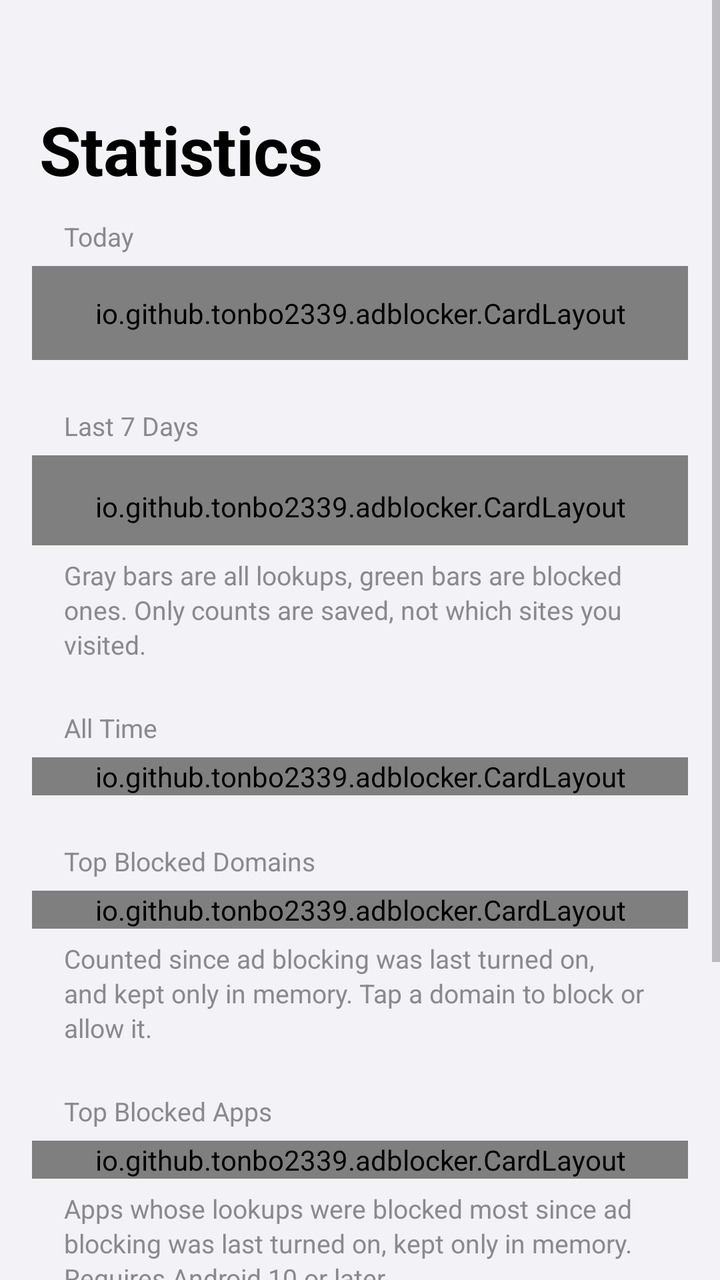
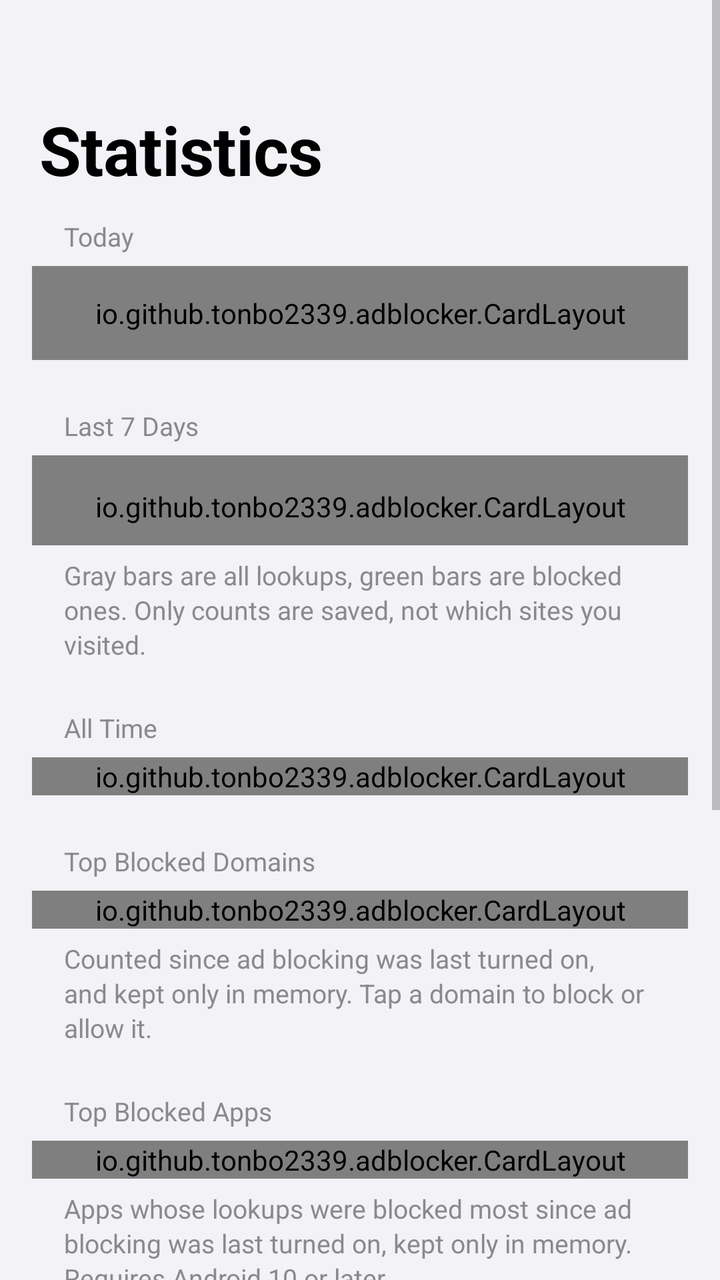

The first picture is an Android layout as it rendered before a commit; the second is the same layout after the commit. The layout source and the unified diff follow.
<!-- AndroidManifest.xml: application theme Theme.AdBlocker -->
<!-- res/layout/page_stats.xml -->
<?xml version="1.0" encoding="utf-8"?>
<ScrollView xmlns:android="http://schemas.android.com/apk/res/android"
    android:layout_width="match_parent"
    android:layout_height="match_parent"
    android:clipToPadding="false">

    <LinearLayout
        android:layout_width="match_parent"
        android:layout_height="wrap_content"
        android:orientation="vertical"
        android:paddingHorizontal="16dp"
        android:paddingBottom="32dp">

        <TextView
            android:id="@+id/statsTitle"
            style="@style/LargeTitle"
            android:layout_width="wrap_content"
            android:layout_height="wrap_content"
            android:layout_marginStart="4dp"
            android:layout_marginTop="52dp"
            android:text="@string/tab_stats" />

        
        <TextView
            style="@style/SectionHeader"
            android:layout_width="wrap_content"
            android:layout_height="wrap_content"
            android:layout_marginTop="12dp"
            android:text="@string/section_today" />

        <io.github.tonbo2339.adblocker.CardLayout
            style="@style/Card"
            android:orientation="horizontal"
            android:paddingVertical="14dp">

            <LinearLayout style="@style/StatColumn">

                <TextView
                    android:id="@+id/todayBlocked"
                    style="@style/StatNumber"
                    android:textColor="@color/sys_green" />

                <TextView
                    style="@style/StatLabel"
                    android:text="@string/stat_blocked" />
            </LinearLayout>

            <View style="@style/StatDivider" />

            <LinearLayout style="@style/StatColumn">

                <TextView
                    android:id="@+id/todayQueries"
                    style="@style/StatNumber" />

                <TextView
                    style="@style/StatLabel"
                    android:text="@string/stat_queries" />
            </LinearLayout>

            <View style="@style/StatDivider" />

            <LinearLayout style="@style/StatColumn">

                <TextView
                    android:id="@+id/todayRate"
                    style="@style/StatNumber" />

                <TextView
                    style="@style/StatLabel"
                    android:text="@string/stat_rate" />
            </LinearLayout>
        </io.github.tonbo2339.adblocker.CardLayout>

        
        <TextView
            style="@style/SectionHeader"
            android:layout_width="wrap_content"
            android:layout_height="wrap_content"
            android:text="@string/section_week" />

        <io.github.tonbo2339.adblocker.CardLayout
            style="@style/Card"
            android:paddingHorizontal="12dp"
            android:paddingTop="16dp"
            android:paddingBottom="10dp">

            <io.github.tonbo2339.adblocker.BarChartView
                android:id="@+id/weekChart"
                android:layout_width="match_parent"
                android:layout_height="150dp" />

            <TextView
                android:id="@+id/weekSummary"
                android:layout_width="match_parent"
                android:layout_height="wrap_content"
                android:layout_marginTop="8dp"
                android:gravity="center"
                android:textColor="@color/label_secondary"
                android:textSize="13sp" />
        </io.github.tonbo2339.adblocker.CardLayout>

        <TextView
            style="@style/SectionFooter"
            android:layout_width="match_parent"
            android:layout_height="wrap_content"
            android:text="@string/week_footer" />

        
        <TextView
            style="@style/SectionHeader"
            android:layout_width="wrap_content"
            android:layout_height="wrap_content"
            android:text="@string/section_total" />

        <io.github.tonbo2339.adblocker.CardLayout style="@style/Card">

            <LinearLayout style="@style/Row">

                <TextView
                    style="@style/RowTitle"
                    android:text="@string/stat_blocked" />

                <TextView
                    android:id="@+id/totalBlocked"
                    style="@style/RowValue"
                    android:fontFeatureSettings="tnum" />
            </LinearLayout>

            <View style="@style/Separator" />

            <LinearLayout style="@style/Row">

                <TextView
                    style="@style/RowTitle"
                    android:text="@string/stat_queries" />

                <TextView
                    android:id="@+id/totalQueries"
                    style="@style/RowValue"
                    android:fontFeatureSettings="tnum" />
            </LinearLayout>

            <View style="@style/Separator" />

            <LinearLayout style="@style/Row">

                <TextView
                    style="@style/RowTitle"
                    android:text="@string/stat_since" />

                <TextView
                    android:id="@+id/totalSince"
                    style="@style/RowValue" />
            </LinearLayout>
        </io.github.tonbo2339.adblocker.CardLayout>

        
        <TextView
            style="@style/SectionHeader"
            android:layout_width="wrap_content"
            android:layout_height="wrap_content"
            android:text="@string/section_top_domains" />

        <io.github.tonbo2339.adblocker.CardLayout
            android:id="@+id/topDomains"
            style="@style/Card" />

        <TextView
            style="@style/SectionFooter"
            android:layout_width="match_parent"
            android:layout_height="wrap_content"
            android:text="@string/top_domains_footer" />

        
        <TextView
            style="@style/SectionHeader"
            android:layout_width="wrap_content"
            android:layout_height="wrap_content"
            android:text="@string/section_top_apps" />

        <io.github.tonbo2339.adblocker.CardLayout
            android:id="@+id/topApps"
            style="@style/Card" />

        <TextView
            style="@style/SectionFooter"
            android:layout_width="match_parent"
            android:layout_height="wrap_content"
            android:text="@string/top_apps_footer" />

        
        <TextView
            style="@style/SectionHeader"
            android:layout_width="wrap_content"
            android:layout_height="wrap_content"
            android:text="@string/section_by_list" />

        <io.github.tonbo2339.adblocker.CardLayout
            android:id="@+id/byList"
            style="@style/Card" />

        <TextView
            style="@style/SectionFooter"
            android:layout_width="match_parent"
            android:layout_height="wrap_content"
            android:text="@string/by_list_footer" />

        <io.github.tonbo2339.adblocker.CardLayout
            style="@style/Card"
            android:layout_marginTop="28dp">

            <LinearLayout
                android:id="@+id/resetRow"
                style="@style/Row.Clickable">

                <TextView
                    style="@style/RowTitle"
                    android:gravity="center"
                    android:text="@string/stats_reset"
                    android:textColor="@color/sys_red" />
            </LinearLayout>
        </io.github.tonbo2339.adblocker.CardLayout>
    </LinearLayout>
</ScrollView>
<!-- resources referenced by this layout -->
<resources>
  <color name="label_secondary">#8A8A8E</color>
  <color name="sys_green">#34C759</color>
  <color name="sys_red">#FF3B30</color>
  <string name="by_list_footer">How many of this session\'s blocks each list covers, counting domains that are in the lists. A domain that is in several lists counts for each of them.</string>
  <string name="section_by_list">By Blocklist</string>
  <string name="section_today">Today</string>
  <string name="section_top_apps">Top Blocked Apps</string>
  <string name="section_top_domains">Top Blocked Domains</string>
  <string name="section_total">All Time</string>
  <string name="section_week">Last 7 Days</string>
  <string name="stat_blocked">Blocked</string>
  <string name="stat_queries">Queries</string>
  <string name="stat_rate">Block Rate</string>
  <string name="stat_since">Counting Since</string>
  <string name="stats_reset">Reset Statistics</string>
  <string name="tab_stats">Statistics</string>
  <string name="top_apps_footer">Apps whose lookups were blocked most since ad blocking was last turned on, kept only in memory. Requires Android 10 or later.</string>
  <string name="top_domains_footer">Counted since ad blocking was last turned on, and kept only in memory. Tap a domain to block or allow it.</string>
  <string name="week_footer">Gray bars are all lookups, green bars are blocked ones. Only counts are saved, not which sites you visited.</string>
  <style name="Card">
          <item name="android:layout_width">match_parent</item>
          <item name="android:layout_height">wrap_content</item>
          <item name="android:background">@drawable/bg_card</item>
          <item name="android:orientation">vertical</item>
      </style>
  <style name="LargeTitle">
          <item name="android:textSize">34sp</item>
          <item name="android:textStyle">bold</item>
          <item name="android:textColor">@color/label</item>
          <item name="android:letterSpacing">-0.01</item>
      </style>
  <style name="Row.Clickable">
          <item name="android:background">@drawable/bg_row_pressed</item>
          <item name="android:clickable">true</item>
          <item name="android:focusable">true</item>
      </style>
  <style name="Separator">
          <item name="android:layout_width">match_parent</item>
          <item name="android:layout_height">0.5dp</item>
          <item name="android:layout_marginStart">16dp</item>
          <item name="android:background">@color/separator</item>
      </style>
  <style name="StatDivider">
          <item name="android:layout_width">0.5dp</item>
          <item name="android:layout_height">match_parent</item>
          <item name="android:background">@color/separator</item>
      </style>
  <!-- drawable bg_card (drawable) -->
  <?xml version="1.0" encoding="utf-8"?>
  <shape xmlns:android="http://schemas.android.com/apk/res/android" android:shape="rectangle">
      <solid android:color="@color/bg_card" />
      <corners android:radius="12dp" />
  </shape>
  <color name="label">#000000</color>
  <color name="separator">#D1D1D6</color>
  <color name="accent_blue">#007AFF</color>
  <color name="accent_green">#34C759</color>
  <color name="bg_grouped">#F2F2F7</color>
  <color name="bg_card">#FFFFFF</color>
  <color name="row_pressed">#D1D1D6</color>
  <!-- unchanged entries left out for length: 11 -->
</resources>

<!-- the commit's change to res/layout/page_stats.xml (unified diff, before → after) -->
@@ -206,6 +206,73 @@
             android:layout_height="wrap_content"
             android:text="@string/by_list_footer" />
 
+        
+        <TextView
+            style="@style/SectionHeader"
+            android:layout_width="wrap_content"
+            android:layout_height="wrap_content"
+            android:text="@string/section_response" />
+
+        <io.github.tonbo2339.adblocker.CardLayout style="@style/Card">
+
+            <LinearLayout style="@style/Row">
+
+                <TextView
+                    style="@style/RowTitle"
+                    android:text="@string/stat_latency_average" />
+
+                <TextView
+                    android:id="@+id/latencyAverage"
+                    style="@style/RowValue"
+                    android:fontFeatureSettings="tnum" />
+            </LinearLayout>
+            <View style="@style/Separator" />
+
+            <LinearLayout style="@style/Row">
+
+                <TextView
+                    style="@style/RowTitle"
+                    android:text="@string/stat_latency_slowest" />
+
+                <TextView
+                    android:id="@+id/latencySlowest"
+                    style="@style/RowValue"
+                    android:fontFeatureSettings="tnum" />
+            </LinearLayout>
+            <View style="@style/Separator" />
+
+            <LinearLayout style="@style/Row">
+
+                <TextView
+                    style="@style/RowTitle"
+                    android:text="@string/stat_cache_rate" />
+
+                <TextView
+                    android:id="@+id/cacheRate"
+                    style="@style/RowValue"
+                    android:fontFeatureSettings="tnum" />
+            </LinearLayout>
+            <View style="@style/Separator" />
+
+            <LinearLayout style="@style/Row">
+
+                <TextView
+                    style="@style/RowTitle"
+                    android:text="@string/stat_no_answer" />
+
+                <TextView
+                    android:id="@+id/noAnswer"
+                    style="@style/RowValue"
+                    android:fontFeatureSettings="tnum" />
+            </LinearLayout>
+        </io.github.tonbo2339.adblocker.CardLayout>
+
+        <TextView
+            style="@style/SectionFooter"
+            android:layout_width="match_parent"
+            android:layout_height="wrap_content"
+            android:text="@string/response_footer" />
+
         <io.github.tonbo2339.adblocker.CardLayout
             style="@style/Card"
             android:layout_marginTop="28dp">
<!-- resource entries referenced after the edit -->
@@ -4,13 +4,19 @@
   <color name="sys_green">#34C759</color>
   <color name="sys_red">#FF3B30</color>
   <string name="by_list_footer">How many of this session\'s blocks each list covers, counting domains that are in the lists. A domain that is in several lists counts for each of them.</string>
+  <string name="response_footer">Since ad blocking was last turned on. The time from sending a lookup to the DNS server until its answer arrives (answers from the cache are not counted). If it is often slow, try another server under DNS.</string>
   <string name="section_by_list">By Blocklist</string>
+  <string name="section_response">Response Time</string>
   <string name="section_today">Today</string>
   <string name="section_top_apps">Top Blocked Apps</string>
   <string name="section_top_domains">Top Blocked Domains</string>
   <string name="section_total">All Time</string>
   <string name="section_week">Last 7 Days</string>
   <string name="stat_blocked">Blocked</string>
+  <string name="stat_cache_rate">Answered from Cache</string>
+  <string name="stat_latency_average">Average</string>
+  <string name="stat_latency_slowest">Slowest</string>
+  <string name="stat_no_answer">No Answer</string>
   <string name="stat_queries">Queries</string>
   <string name="stat_rate">Block Rate</string>
   <string name="stat_since">Counting Since</string>
